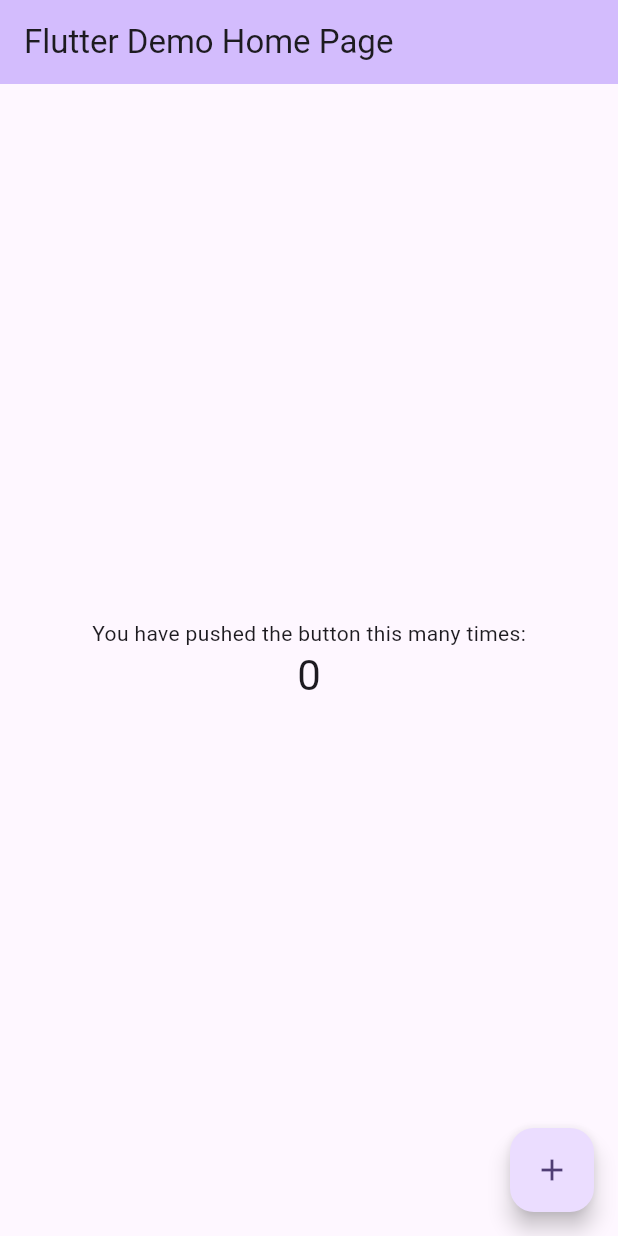
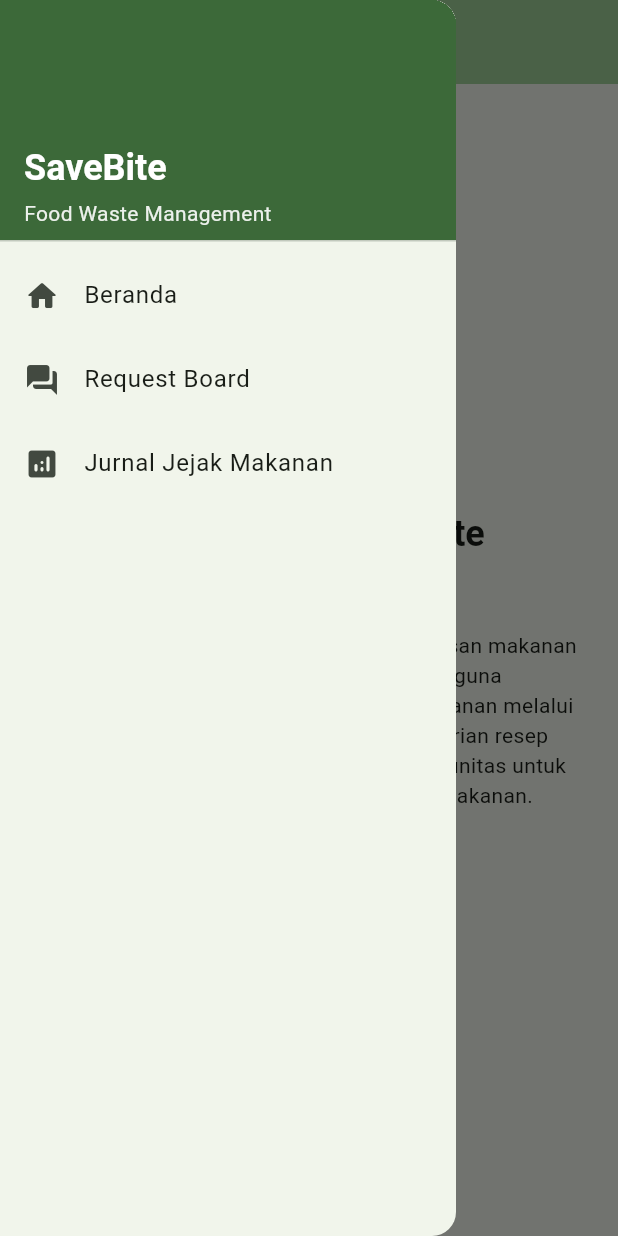
Before and after one commit to PBP-D-Kelompok-8/SaveBite-mobile, a Flutter app: the screen it shows after launch, with the side drawer open (before the commit the screen has no drawer), on a phone screen of 412 x 824 dp. Run offline on Flutter 3.47's test engine with Material 3 defaults, Android fonts, the phone set to English and light mode, and no system bars.

Commit message:
chore: init request_board module and left_drawer navigation

```diff
--- a/lib/main.dart
+++ b/lib/main.dart
@@ -1,4 +1,5 @@
 import 'package:flutter/material.dart';
+import 'package:savebite_mobile/widgets/left_drawer.dart';
 
 void main() {
   runApp(const MyApp());
@@ -7,115 +8,57 @@ void main() {
 class MyApp extends StatelessWidget {
   const MyApp({super.key});
 
-  // This widget is the root of your application.
   @override
   Widget build(BuildContext context) {
     return MaterialApp(
-      title: 'Flutter Demo',
+      title: 'SaveBite',
+      debugShowCheckedModeBanner: false,
       theme: ThemeData(
-        // This is the theme of your application.
-        //
-        // TRY THIS: Try running your application with "flutter run". You'll see
-        // the application has a purple toolbar. Then, without quitting the app,
-        // try changing the seedColor in the colorScheme below to Colors.green
-        // and then invoke "hot reload" (save your changes or press the "hot
-        // reload" button in a Flutter-supported IDE, or press "r" if you used
-        // the command line to start the app).
-        //
-        // Notice that the counter didn't reset back to zero; the application
-        // state is not lost during the reload. To reset the state, use hot
-        // restart instead.
-        //
-        // This works for code too, not just values: Most code changes can be
-        // tested with just a hot reload.
-        colorScheme: .fromSeed(seedColor: Colors.deepPurple),
+        colorScheme: ColorScheme.fromSeed(seedColor: const Color(0xFF2E7D32)),
+        useMaterial3: true,
       ),
-      home: const MyHomePage(title: 'Flutter Demo Home Page'),
+      home: const MyHomePage(title: 'SaveBite'),
     );
   }
 }
 
-class MyHomePage extends StatefulWidget {
+class MyHomePage extends StatelessWidget {
   const MyHomePage({super.key, required this.title});
-
-  // This widget is the home page of your application. It is stateful, meaning
-  // that it has a State object (defined below) that contains fields that affect
-  // how it looks.
-
-  // This class is the configuration for the state. It holds the values (in this
-  // case the title) provided by the parent (in this case the App widget) and
-  // used by the build method of the State. Fields in a Widget subclass are
-  // always marked "final".
 
   final String title;
 
   @override
-  State<MyHomePage> createState() => _MyHomePageState();
-}
+  Widget build(BuildContext context) {
+    final textTheme = Theme.of(context).textTheme;
 
-class _MyHomePageState extends State<MyHomePage> {
-  int _counter = 0;
-
-  void _incrementCounter() {
-    setState(() {
-      // This call to setState tells the Flutter framework that something has
-      // changed in this State, which causes it to rerun the build method below
-      // so that the display can reflect the updated values. If we changed
-      // _counter without calling setState(), then the build method would not be
-      // called again, and so nothing would appear to happen.
-      _counter++;
-    });
-  }
-
-  @override
-  Widget build(BuildContext context) {
-    // This method is rerun every time setState is called, for instance as done
-    // by the _incrementCounter method above.
-    //
-    // The Flutter framework has been optimized to make rerunning build methods
-    // fast, so that you can just rebuild anything that needs updating rather
-    // than having to individually change instances of widgets.
     return Scaffold(
       appBar: AppBar(
-        // TRY THIS: Try changing the color here to a specific color (to
-        // Colors.amber, perhaps?) and trigger a hot reload to see the AppBar
-        // change color while the other colors stay the same.
         backgroundColor: Theme.of(context).colorScheme.inversePrimary,
-        // Here we take the value from the MyHomePage object that was created by
-        // the App.build method, and use it to set our appbar title.
-        title: Text(widget.title),
+        title: Text(title),
       ),
+      drawer: const LeftDrawer(),
       body: Center(
-        // Center is a layout widget. It takes a single child and positions it
-        // in the middle of the parent.
+        child: Padding(
+          padding: const EdgeInsets.all(24.0),
           child: Column(
-          // Column is also a layout widget. It takes a list of children and
-          // arranges them vertically. By default, it sizes itself to fit its
-          // children horizontally, and tries to be as tall as its parent.
-          //
-          // Column has various properties to control how it sizes itself and
-          // how it positions its children. Here we use mainAxisAlignment to
-          // center the children vertically; the main axis here is the vertical
-          // axis because Columns are vertical (the cross axis would be
-          // horizontal).
-          //
-          // TRY THIS: Invoke "debug painting" (choose the "Toggle Debug Paint"
-          // action in the IDE, or press "p" in the console), to see the
-          // wireframe for each widget.
-          mainAxisAlignment: .center,
+            mainAxisAlignment: MainAxisAlignment.center,
             children: [
-            const Text('You have pushed the button this many times:'),
               Text(
-              '$_counter',
-              style: Theme.of(context).textTheme.headlineMedium,
+                'SaveBite: Food Waste Management',
+                style: textTheme.headlineSmall?.copyWith(
+                  fontWeight: FontWeight.bold,
+                ),
+                textAlign: TextAlign.center,
+              ),
+              const SizedBox(height: 16),
+              Text(
+                'Aplikasi mobile penanggulangan pemborosan makanan (food waste) yang membantu pengguna memaksimalkan pemanfaatan bahan makanan melalui rencana penyelamatan makanan, pencarian resep darurat berbahan sisa, hingga ruang komunitas untuk saling berbagi resep dan sisa bahan makanan.',
+                style: textTheme.bodyMedium,
+                textAlign: TextAlign.center,
               ),
             ],
           ),
         ),
-      floatingActionButton: FloatingActionButton(
-        onPressed: _incrementCounter,
-        tooltip: 'Increment',
-        child: const Icon(Icons.add),
       ),
     );
   }
--- /dev/null
+++ b/lib/widgets/left_drawer.dart
@@ -0,0 +1,81 @@
+import 'package:flutter/material.dart';
+import 'package:savebite_mobile/jurnal_makanan/jurnal_page.dart';
+import 'package:savebite_mobile/main.dart';
+import 'package:savebite_mobile/request_board/screens/request_board_page.dart';
+
+class LeftDrawer extends StatelessWidget {
+  const LeftDrawer({super.key});
+
+  @override
+  Widget build(BuildContext context) {
+    final colorScheme = Theme.of(context).colorScheme;
+
+    return Drawer(
+      child: ListView(
+        padding: EdgeInsets.zero,
+        children: [
+          DrawerHeader(
+            decoration: BoxDecoration(
+              color: colorScheme.primary,
+            ),
+            child: Column(
+              crossAxisAlignment: CrossAxisAlignment.start,
+              mainAxisAlignment: MainAxisAlignment.end,
+              children: [
+                Text(
+                  'SaveBite',
+                  style: Theme.of(context).textTheme.headlineSmall?.copyWith(
+                        color: colorScheme.onPrimary,
+                        fontWeight: FontWeight.bold,
+                      ),
+                ),
+                const SizedBox(height: 4),
+                Text(
+                  'Food Waste Management',
+                  style: Theme.of(context).textTheme.bodyMedium?.copyWith(
+                        color: colorScheme.onPrimary.withValues(alpha: 0.9),
+                      ),
+                ),
+              ],
+            ),
+          ),
+          ListTile(
+            leading: const Icon(Icons.home_rounded),
+            title: const Text('Beranda'),
+            onTap: () {
+              Navigator.pop(context);
+              Navigator.pushReplacement(
+                context,
+                MaterialPageRoute(
+                  builder: (_) => const MyHomePage(title: 'SaveBite'),
+                ),
+              );
+            },
+          ),
+          ListTile(
+            leading: const Icon(Icons.forum_rounded),
+            title: const Text('Request Board'),
+            onTap: () {
+              Navigator.pop(context);
+              Navigator.pushReplacement(
+                context,
+                MaterialPageRoute(builder: (_) => const RequestBoardPage()),
+              );
+            },
+          ),
+          ListTile(
+            leading: const Icon(Icons.analytics_rounded),
+            title: const Text('Jurnal Jejak Makanan'),
+            onTap: () {
+              Navigator.pop(context);
+              Navigator.pushReplacement(
+                context,
+                MaterialPageRoute(builder: (_) => const JurnalPage()),
+              );
+            },
+          ),
+        ],
+      ),
+    );
+  }
+}
```
Also changed, not shown: lib/request_board/screens/request_board_page.dart (added, +38 -0 lines), 4 other files. Lines whose indentation alone changed are shown as unchanged.
